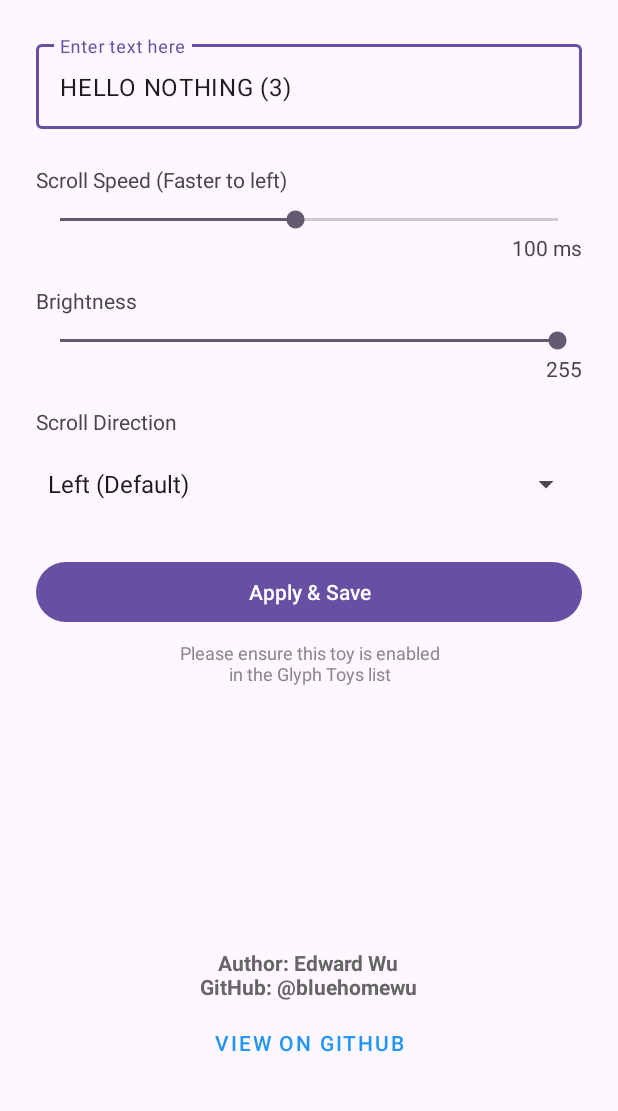
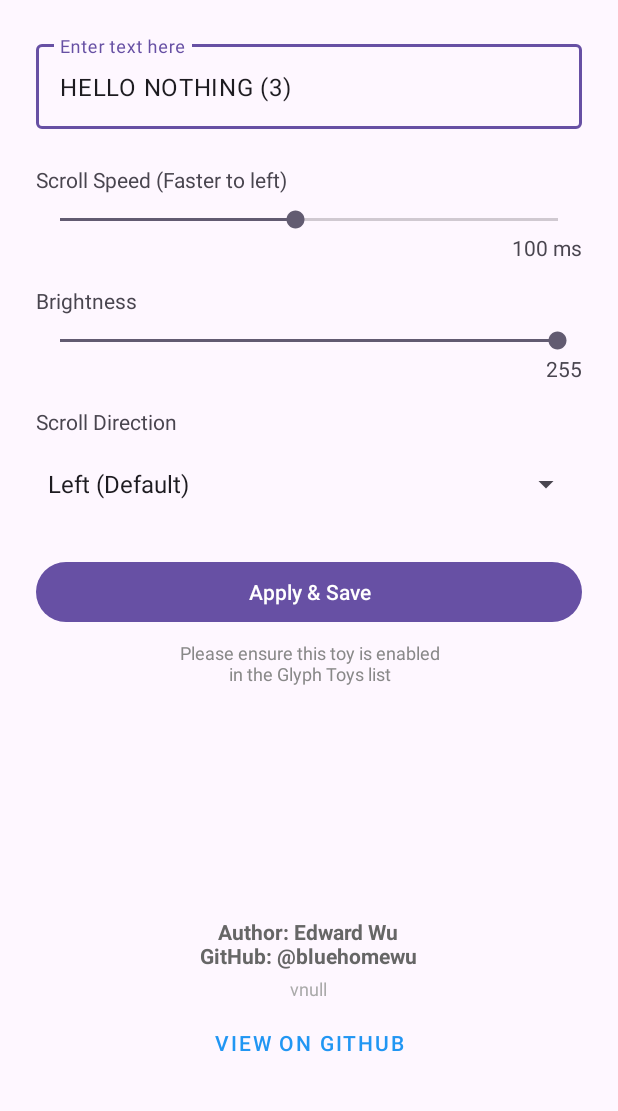
Before and after one commit to bluehomewu/GlyphMarquee, an Android app: the screen it shows after launch (MainActivity), on a phone screen of 412 x 824 dp, the part 121-1232 px from its top. Run offline under Robolectric (Android 15) with nearby library versions, the phone set to English and light mode, and no system bars.

Commit message:
GlyphMatrix: feat: display app version number in UI footer
- Configured `versionCode` and `versionName` in `build.gradle.kts`.
- Added a TextView (`tvVersion`) to `activity_main.xml` to display the version.
- Implemented logic in `MainActivity` to dynamically fetch and display the `versionName` at runtime.

Signed-off-by: EdwardWu <bluehome.wu@gmail.com>

```diff
--- a/app/build.gradle.kts
+++ b/app/build.gradle.kts
@@ -13,8 +13,8 @@ android {
         applicationId = "tw.bluehomewu.glyphmarquee"
         minSdk = 34
         targetSdk = 36
-        versionCode = 1
-        versionName = "1.0"
+        versionCode = 2
+        versionName = "1.1.0"
 
         testInstrumentationRunner = "androidx.test.runner.AndroidJUnitRunner"
     }
--- a/app/src/main/java/tw/bluehomewu/glyphmarquee/MainActivity.kt
+++ b/app/src/main/java/tw/bluehomewu/glyphmarquee/MainActivity.kt
@@ -2,6 +2,7 @@ package tw.bluehomewu.glyphmarquee
 
 import android.content.Context
 import android.content.Intent
+import android.content.pm.PackageManager
 import android.os.Bundle
 import android.widget.ArrayAdapter
 import android.widget.Button
@@ -118,5 +119,14 @@ class MainActivity : AppCompatActivity() {
                 Toast.makeText(this, "無法開啟連結", Toast.LENGTH_SHORT).show()
             }
         }
+
+        val tvVersion = findViewById<TextView>(R.id.tvVersion)
+        try {
+            val packageInfo = packageManager.getPackageInfo(packageName, 0)
+            val versionName = packageInfo.versionName
+            tvVersion.text = "v$versionName"
+        } catch (e: Exception) {
+            tvVersion.text = "Version Unknown"
+        }
     }
 }
--- a/app/src/main/res/layout/activity_main.xml
+++ b/app/src/main/res/layout/activity_main.xml
@@ -135,6 +135,15 @@
             android:textStyle="bold"
             android:textColor="#666666"/>
 
+        <TextView
+            android:id="@+id/tvVersion"
+            android:layout_width="wrap_content"
+            android:layout_height="wrap_content"
+            android:text="v1.0"
+            android:textSize="12sp"
+            android:textColor="#AAAAAA"
+            android:layout_marginTop="4dp"/>
+
         <!-- 使用 TextButton 風格，比較不搶眼 -->
         <Button
             android:id="@+id/btnGithub"
```
